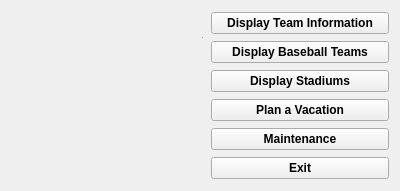
The window that mainmenu.ui (bbisuna0/CS1D_baseball) describes before a commit, drawn with Qt 5.
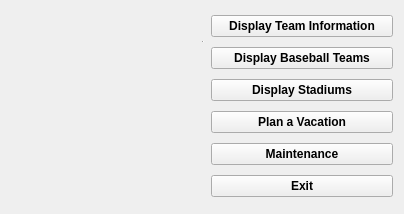
The same window after the commit. Icons and pictures are not drawn.

What changed in the file:
```diff
--- a/mainmenu.ui
+++ b/mainmenu.ui
@@ -6,8 +6,8 @@
    <rect>
     <x>0</x>
     <y>0</y>
-    <width>400</width>
-    <height>191</height>
+    <width>404</width>
+    <height>214</height>
    </rect>
   </property>
   <property name="minimumSize">
```
